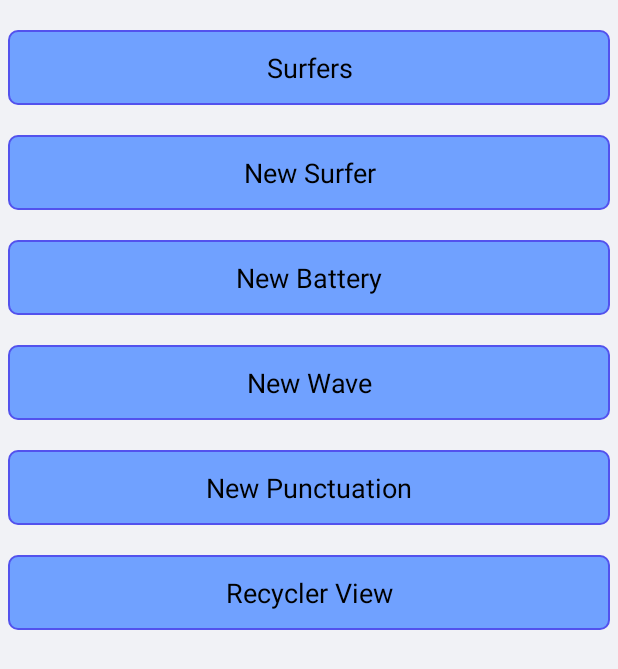
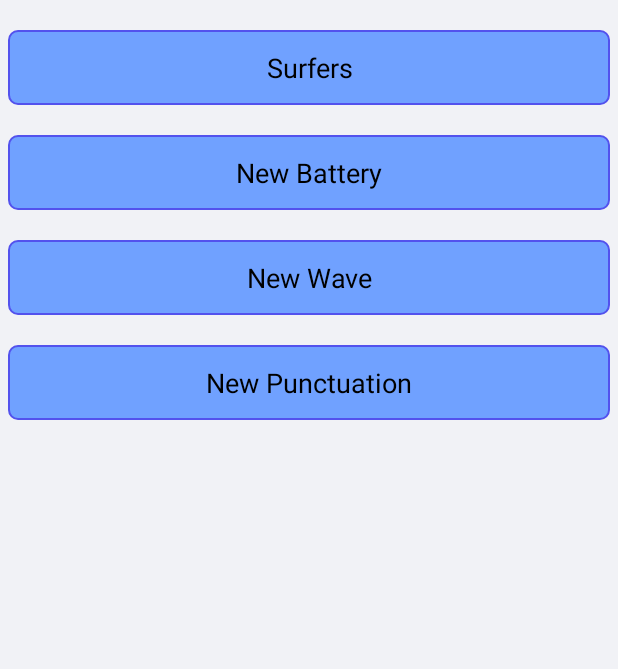
Before and after one commit to yanfalcao/HorizonDesafio, an Android app: the screen it shows after launch (MainActivity), on a phone screen of 412 x 824 dp. Shown: the top 669 px of the screen. Run offline under Robolectric (Android 15) with nearby library versions, the phone set to English and light mode, and no system bars.

Commit message:
Colocado recyclerView na lista de Surfistas, colocado um floating buttom para add surfistas

```diff
--- a/MundialSurf/app/src/main/AndroidManifest.xml
+++ b/MundialSurf/app/src/main/AndroidManifest.xml
@@ -17,13 +17,12 @@
             </intent-filter>
         </activity>
         <activity android:name=".view.batteriesViews.NewBatteryActivity" />
-        <activity android:name=".view.surfersViews.SurfersActivity" />
         <activity android:name=".view.surfersViews.EditSurferActivity" />
         <activity android:name=".view.surfersViews.NewSurferActivity" />
         <activity android:name=".view.wavesViews.NewWaveActivity" />
         <activity android:name=".view.wavesViews.RegisterWaveActivity" />
         <activity android:name=".view.notesViews.NewPunctuacionActivity" />
-        <activity android:name=".view.RecyclerViewActivity"></activity>
+        <activity android:name=".view.surfersViews.SurfersListActivity"></activity>
     </application>
 
 </manifest>
--- a/MundialSurf/app/src/main/res/layout/activity_main.xml
+++ b/MundialSurf/app/src/main/res/layout/activity_main.xml
@@ -25,19 +25,6 @@
             android:gravity="center"
             android:textColor="@color/black"
             android:onClick="clickOnSurfers"/>
-
-        <TextView
-            android:layout_width="match_parent"
-            android:layout_height="50dp"
-            android:layout_marginTop="20dp"
-            android:layout_marginLeft="5dp"
-            android:layout_marginRight="5dp"
-            android:background="@drawable/rount_view"
-            android:text="New Surfer"
-            android:textSize="18sp"
-            android:gravity="center"
-            android:textColor="@color/black"
-            android:onClick="clickOnNewSurfers"/>
 
         <TextView
             android:layout_width="match_parent"
@@ -78,19 +65,6 @@
             android:textColor="@color/black"
             android:onClick="clickOnNewPunctuation"/>
 
-        <TextView
-            android:layout_width="match_parent"
-            android:layout_height="50dp"
-            android:layout_marginTop="20dp"
-            android:layout_marginLeft="5dp"
-            android:layout_marginRight="5dp"
-            android:background="@drawable/rount_view"
-            android:text="Recycler View"
-            android:textSize="18sp"
-            android:gravity="center"
-            android:textColor="@color/black"
-            android:onClick="clickOnRecyclerView"/>
-
     </LinearLayout>
 
 </ScrollView>
--- a/MundialSurf/app/src/main/res/layout/activity_recycler_view.xml
+++ b/MundialSurf/app/src/main/res/layout/activity_surfers_list.xml
@@ -5,13 +5,13 @@
     xmlns:tools="http://schemas.android.com/tools"
     android:layout_width="match_parent"
     android:layout_height="match_parent"
-    tools:context=".view.RecyclerViewActivity">
+    tools:context=".view.surfersViews.SurfersListActivity">
 
     <android.support.v7.widget.RecyclerView
         android:id="@+id/recycler_view_layout"
         android:layout_width="match_parent"
         android:layout_height="match_parent"
-        tools:listitem="@layout/main_line_view">
+        tools:listitem="@layout/surfers_line_view">
 
     </android.support.v7.widget.RecyclerView>
 
```
Also changed, not shown: MundialSurf/app/src/main/java/br/com/yanfalcao/mundialsurf/view/LineAdapterSurfer.java (deleted, +0 -37 lines), MundialSurf/app/src/main/java/br/com/yanfalcao/mundialsurf/view/MainActivity.java (+2 -8 lines), MundialSurf/app/src/main/java/br/com/yanfalcao/mundialsurf/view/surfersViews/SurfersActivity.java (deleted, +0 -76 lines), MundialSurf/app/src/main/java/br/com/yanfalcao/mundialsurf/view/surfersViews/SurfersListActivity.java (renamed from MundialSurf/app/src/main/java/br/com/yanfalcao/mundialsurf/view/RecyclerViewActivity.java, +8 -4 lines), MundialSurf/app/src/main/java/br/com/yanfalcao/mundialsurf/view/surfersViews/surferRecycleView/LineAdapterSurfer.java (added, +65 -0 lines), MundialSurf/app/src/main/java/br/com/yanfalcao/mundialsurf/view/surfersViews/surferRecycleView/LineHolder.java (renamed from MundialSurf/app/src/main/java/br/com/yanfalcao/mundialsurf/view/LineHolder.java, +6 -1 lines), MundialSurf/app/src/main/res/layout/activity_edit_surfer.xml (+1 -11 lines), MundialSurf/app/src/main/res/layout/activity_surfers.xml (deleted, +0 -87 lines), MundialSurf/app/src/main/res/layout/surfers_line_view.xml (renamed from MundialSurf/app/src/main/res/layout/main_line_view.xml, +17 -5 lines), MundialSurf/app/src/main/res/drawable/icons_settings.png, MundialSurf/app/src/main/res/drawable/icons_settingss.png (added), MundialSurf/app/src/main/res/drawable/icons_trash.png (added).
